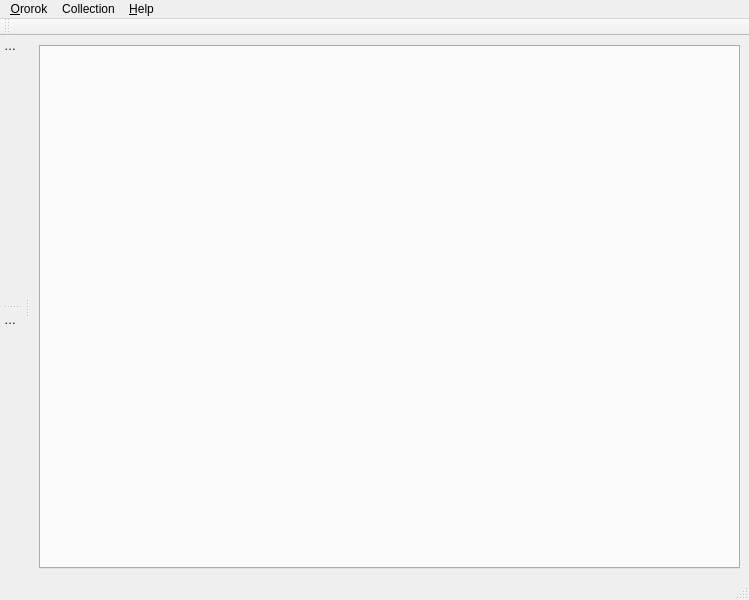
Old version of the form src/mainwindow.ui in the repository sigsergv/ororok.
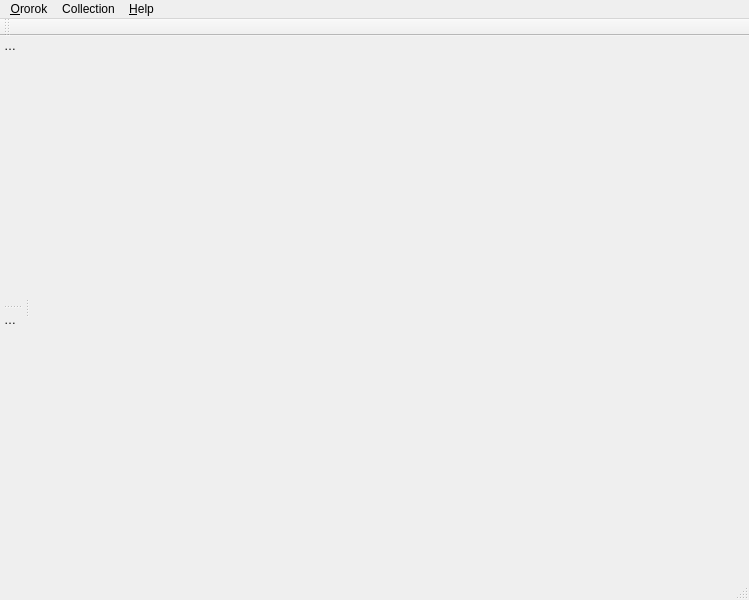
New version of the form.

Commit message: Some minor redesign. Added new manager classes. Added Player class core. Added new icons.

What changed in the file:
```diff
--- a/src/mainwindow.ui
+++ b/src/mainwindow.ui
@@ -14,15 +14,7 @@
    <string>MainWindow</string>
   </property>
   <widget class="QWidget" name="centralwidget">
-   <layout class="QHBoxLayout" name="horizontalLayout">
-    <item>
-     <widget class="QTabWidget" name="playlistTabs">
-      <property name="tabShape">
-       <enum>QTabWidget::Rounded</enum>
-      </property>
-     </widget>
-    </item>
-   </layout>
+   <layout class="QHBoxLayout" name="horizontalLayout"/>
   </widget>
   <widget class="QMenuBar" name="menubar">
    <property name="geometry">
```
The commit also changes 17 other files.
